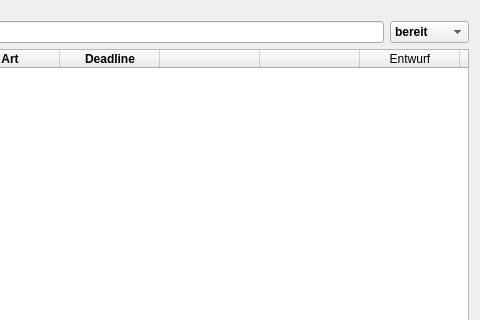
Above: src/watnu/ui/task_list.ui from amogorkon/watnu before the change; both pictures show x 452 to 932 and y 0 to 320 of the 932 by 502 pixel window. Below: the same form after it.
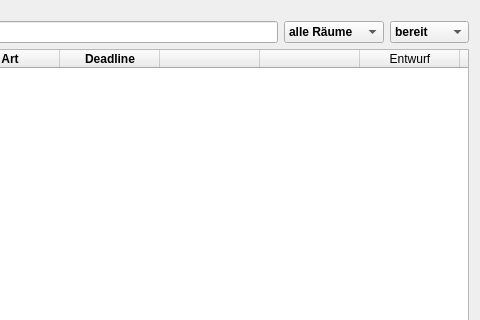
That is the form after the change. Icons and pictures are not drawn.

Diff of the .ui file:
```diff
--- a/src/watnu/ui/task_list.ui
+++ b/src/watnu/ui/task_list.ui
@@ -53,6 +53,45 @@
        </property>
       </widget>
      </item>
+     <item>
+      <widget class="QComboBox" name="space">
+       <property name="sizePolicy">
+        <sizepolicy hsizetype="Preferred" vsizetype="Fixed">
+         <horstretch>0</horstretch>
+         <verstretch>0</verstretch>
+        </sizepolicy>
+       </property>
+       <property name="minimumSize">
+        <size>
+         <width>100</width>
+         <height>0</height>
+        </size>
+       </property>
+       <property name="font">
+        <font>
+         <weight>75</weight>
+         <bold>true</bold>
+        </font>
+       </property>
+       <property name="editable">
+        <bool>false</bool>
+       </property>
+       <property name="currentText">
+        <string>alle Räume</string>
+       </property>
+       <property name="currentIndex">
+        <number>0</number>
+       </property>
+       <property name="maxVisibleItems">
+        <number>12</number>
+       </property>
+       <item>
+        <property name="text">
+         <string>alle Räume</string>
+        </property>
+       </item>
+      </widget>
+     </item>
      <item>
       <widget class="QComboBox" name="status">
        <property name="font">
```
